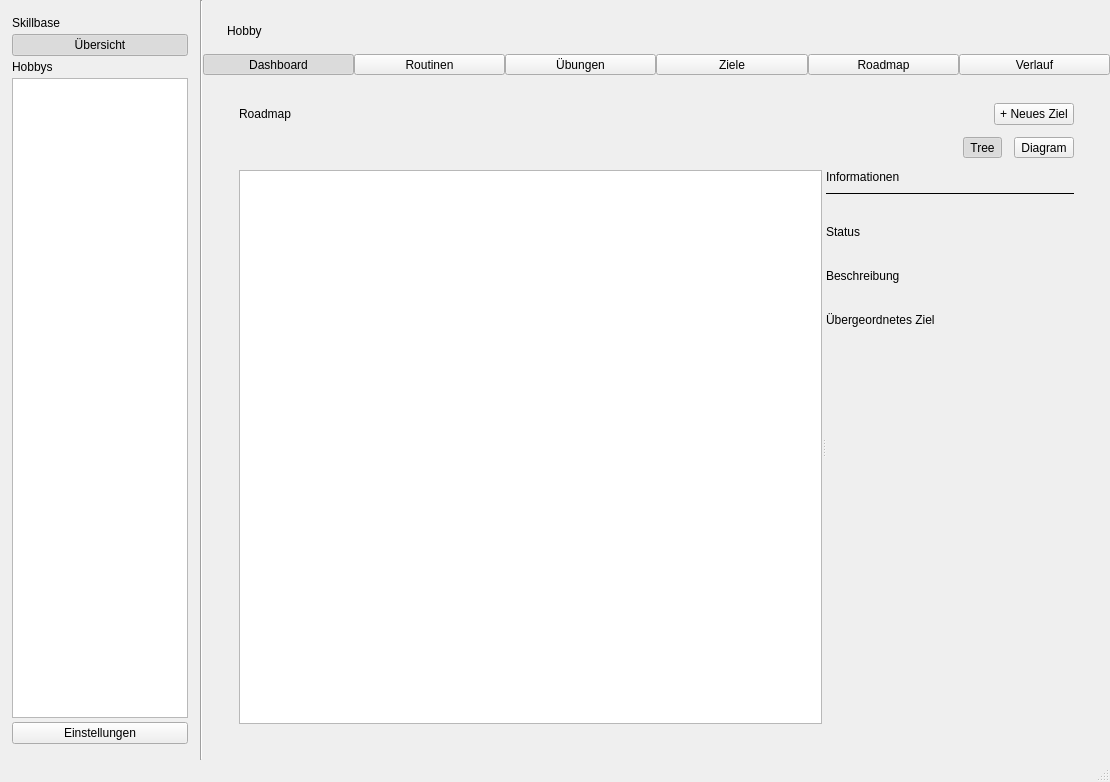
Qt form resources/mainwindow.ui (ItsDylan255/Skillbase) before a commit.
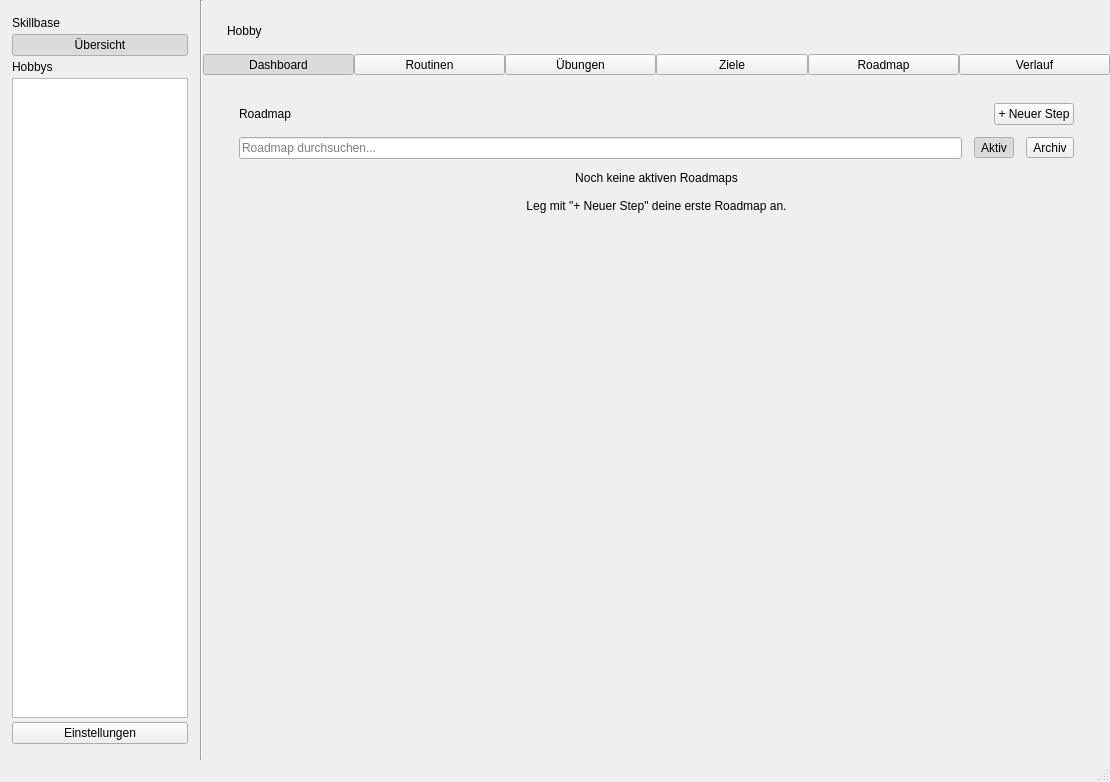
The same form after that commit. The open tabs and pages were chosen to show the change. Custom widgets are drawn as their Qt base class.

Commit message: wip: roadmap features

```diff
--- a/resources/mainwindow.ui
+++ b/resources/mainwindow.ui
@@ -903,7 +903,29 @@
                 </layout>
                </widget>
                <widget class="QWidget" name="roadmapPage">
-                <layout class="QVBoxLayout" name="roadmapPageLayout">
+                <layout class="QVBoxLayout" name="roadmapPageRootLayout">
+                 <property name="spacing">
+                  <number>0</number>
+                 </property>
+                 <property name="leftMargin">
+                  <number>0</number>
+                 </property>
+                 <property name="topMargin">
+                  <number>0</number>
+                 </property>
+                 <property name="rightMargin">
+                  <number>0</number>
+                 </property>
+                 <property name="bottomMargin">
+                  <number>0</number>
+                 </property>
+                 <item>
+                  <widget class="QStackedWidget" name="roadmapViewStack">
+                   <property name="currentIndex">
+                    <number>0</number>
+                   </property>
+                   <widget class="QWidget" name="roadmapOverviewPage">
+                    <layout class="QVBoxLayout" name="roadmapOverviewPageLayout">
                  <property name="spacing">
                   <number>12</number>
                  </property>
@@ -944,16 +966,231 @@
                    <item>
                     <widget class="QPushButton" name="addRoadmapGoalButton">
                      <property name="text">
-                      <string>+ Neues Ziel</string>
+                          <string>+ Neuer Step</string>
                      </property>
                     </widget>
                    </item>
                   </layout>
                  </item>
                  <item>
-                  <layout class="QHBoxLayout" name="roadmapViewToggleLayout">
+                      <layout class="QHBoxLayout" name="roadmapFilterLayout">
                    <item>
-                    <spacer name="roadmapViewToggleSpacer">
+                        <widget class="QLineEdit" name="roadmapSearchLineEdit">
+                         <property name="placeholderText">
+                          <string>Roadmap durchsuchen...</string>
+                         </property>
+                        </widget>
+                       </item>
+                       <item>
+                        <widget class="QToolButton" name="roadmapFilterActiveButton">
+                         <property name="text">
+                          <string>Aktiv</string>
+                         </property>
+                         <property name="checkable">
+                          <bool>true</bool>
+                         </property>
+                         <property name="checked">
+                          <bool>true</bool>
+                         </property>
+                         <property name="autoExclusive">
+                          <bool>true</bool>
+                         </property>
+                        </widget>
+                       </item>
+                       <item>
+                        <widget class="QToolButton" name="roadmapFilterArchiveButton">
+                         <property name="text">
+                          <string>Archiv</string>
+                         </property>
+                         <property name="checkable">
+                          <bool>true</bool>
+                         </property>
+                         <property name="autoExclusive">
+                          <bool>true</bool>
+                         </property>
+                        </widget>
+                       </item>
+                      </layout>
+                     </item>
+                     <item>
+                      <widget class="QStackedWidget" name="roadmapFilterStack">
+                       <property name="currentIndex">
+                        <number>0</number>
+                       </property>
+                       <widget class="QWidget" name="roadmapActivePage">
+                        <layout class="QVBoxLayout" name="roadmapActivePageLayout">
+                         <property name="spacing">
+                          <number>12</number>
+                         </property>
+                         <property name="leftMargin">
+                          <number>0</number>
+                         </property>
+                         <property name="topMargin">
+                          <number>0</number>
+                         </property>
+                         <property name="rightMargin">
+                          <number>0</number>
+                         </property>
+                         <property name="bottomMargin">
+                          <number>0</number>
+                         </property>
+                         <item>
+                          <widget class="QLabel" name="roadmapActiveEmptyLabel">
+                           <property name="text">
+                            <string>Noch keine aktiven Roadmaps
+
+Leg mit &quot;+ Neuer Step&quot; deine erste Roadmap an.</string>
+                           </property>
+                           <property name="alignment">
+                            <set>Qt::AlignmentFlag::AlignCenter</set>
+                           </property>
+                           <property name="wordWrap">
+                            <bool>true</bool>
+                           </property>
+                          </widget>
+                         </item>
+                         <item>
+                          <widget class="QScrollArea" name="roadmapActiveScrollArea">
+                           <property name="frameShape">
+                            <enum>QFrame::Shape::NoFrame</enum>
+                           </property>
+                           <property name="widgetResizable">
+                            <bool>true</bool>
+                           </property>
+                           <widget class="QWidget" name="roadmapActiveCardsWidget">
+                            <property name="geometry">
+                             <rect>
+                              <x>0</x>
+                              <y>0</y>
+                              <width>62</width>
+                              <height>16</height>
+                             </rect>
+                            </property>
+                            <layout class="QGridLayout" name="roadmapActiveCardsLayout">
+                             <property name="leftMargin">
+                              <number>0</number>
+                             </property>
+                             <property name="topMargin">
+                              <number>0</number>
+                             </property>
+                             <property name="rightMargin">
+                              <number>0</number>
+                             </property>
+                             <property name="bottomMargin">
+                              <number>0</number>
+                             </property>
+                             <property name="spacing">
+                              <number>12</number>
+                             </property>
+                            </layout>
+                           </widget>
+                          </widget>
+                         </item>
+                        </layout>
+                       </widget>
+                       <widget class="QWidget" name="roadmapArchivePage">
+                        <layout class="QVBoxLayout" name="roadmapArchivePageLayout">
+                         <property name="spacing">
+                          <number>12</number>
+                         </property>
+                         <property name="leftMargin">
+                          <number>0</number>
+                         </property>
+                         <property name="topMargin">
+                          <number>0</number>
+                         </property>
+                         <property name="rightMargin">
+                          <number>0</number>
+                         </property>
+                         <property name="bottomMargin">
+                          <number>0</number>
+                         </property>
+                         <item>
+                          <widget class="QLabel" name="roadmapArchiveEmptyLabel">
+                           <property name="text">
+                            <string>Noch keine abgeschlossenen Roadmaps
+
+Sobald du alle Steps einer Roadmap erledigt hast, landet sie hier im Archiv.</string>
+                           </property>
+                           <property name="alignment">
+                            <set>Qt::AlignmentFlag::AlignCenter</set>
+                           </property>
+                           <property name="wordWrap">
+                            <bool>true</bool>
+                           </property>
+                          </widget>
+                         </item>
+                         <item>
+                          <widget class="QScrollArea" name="roadmapArchiveScrollArea">
+                           <property name="frameShape">
+                            <enum>QFrame::Shape::NoFrame</enum>
+                           </property>
+                           <property name="widgetResizable">
+                            <bool>true</bool>
+                           </property>
+                           <widget class="QWidget" name="roadmapArchiveCardsWidget">
+                            <property name="geometry">
+                             <rect>
+                              <x>0</x>
+                              <y>0</y>
+                              <width>62</width>
+                              <height>16</height>
+                             </rect>
+                            </property>
+                            <layout class="QGridLayout" name="roadmapArchiveCardsLayout">
+                             <property name="leftMargin">
+                              <number>0</number>
+                             </property>
+                             <property name="topMargin">
+                              <number>0</number>
+                             </property>
+                             <property name="rightMargin">
+                              <number>0</number>
+                             </property>
+                             <property name="bottomMargin">
+                              <number>0</number>
+                             </property>
+                             <property name="spacing">
+                              <number>12</number>
+                             </property>
+                            </layout>
+                           </widget>
+                          </widget>
+                         </item>
+                        </layout>
+                       </widget>
+                      </widget>
+                     </item>
+                    </layout>
+                   </widget>
+                   <widget class="QWidget" name="roadmapDetailPage">
+                    <layout class="QVBoxLayout" name="roadmapDetailPageLayout">
+                     <property name="spacing">
+                      <number>12</number>
+                     </property>
+                     <property name="leftMargin">
+                      <number>12</number>
+                     </property>
+                     <property name="topMargin">
+                      <number>12</number>
+                     </property>
+                     <property name="rightMargin">
+                      <number>12</number>
+                     </property>
+                     <property name="bottomMargin">
+                      <number>12</number>
+                     </property>
+                     <item>
+                      <layout class="QHBoxLayout" name="roadmapDetailHeaderLayout">
+                       <item>
+                        <widget class="QPushButton" name="roadmapDetailBackButton">
+                         <property name="text">
+                          <string>← Zurück</string>
+                         </property>
+                        </widget>
+                       </item>
+                       <item>
+                        <spacer name="roadmapDetailHeaderSpacer">
                      <property name="orientation">
                       <enum>Qt::Orientation::Horizontal</enum>
                      </property>
@@ -973,22 +1210,6 @@
                      <property name="checkable">
                       <bool>true</bool>
                      </property>
-                     <property name="checked">
-                      <bool>true</bool>
-                     </property>
-                     <property name="autoExclusive">
-                      <bool>true</bool>
-                     </property>
-                    </widget>
-                   </item>
-                   <item>
-                    <widget class="QToolButton" name="roadmapDiagramViewButton">
-                     <property name="text">
-                      <string>Diagram</string>
-                     </property>
-                     <property name="checkable">
-                      <bool>true</bool>
-                     </property>
                      <property name="autoExclusive">
                       <bool>true</bool>
                      </property>
@@ -997,19 +1218,15 @@
                   </layout>
                  </item>
                  <item>
-                  <widget class="QSplitter" name="roadmapSplitter">
-                   <property name="orientation">
-                    <enum>Qt::Orientation::Horizontal</enum>
-                   </property>
-                   <property name="childrenCollapsible">
-                    <bool>false</bool>
-                   </property>
-                   <widget class="QStackedWidget" name="roadmapViewStack">
+                      <widget class="QStackedWidget" name="roadmapDetailViewStack">
                     <property name="currentIndex">
                      <number>0</number>
                     </property>
-                    <widget class="QWidget" name="roadmapTreePage">
-                     <layout class="QVBoxLayout" name="roadmapTreePageLayout">
+                       <widget class="QWidget" name="roadmapHierarchyPage">
+                        <layout class="QVBoxLayout" name="roadmapHierarchyPageLayout">
+                         <property name="spacing">
+                          <number>0</number>
+                         </property>
                       <property name="leftMargin">
                        <number>0</number>
                       </property>
@@ -1023,24 +1240,21 @@
                        <number>0</number>
                       </property>
                       <item>
-                       <widget class="QTreeWidget" name="roadmapTreeWidget">
-                        <property name="contextMenuPolicy">
-                         <enum>Qt::ContextMenuPolicy::CustomContextMenu</enum>
-                        </property>
+                          <widget class="RoadmapTreeWidget" name="roadmapTreeWidget">
                         <property name="headerHidden">
                          <bool>true</bool>
                         </property>
                         <column>
                          <property name="text">
-                          <string>Ziel</string>
+                             <string>Step</string>
                          </property>
                         </column>
                        </widget>
                       </item>
                      </layout>
                     </widget>
-                    <widget class="QWidget" name="roadmapDiagramPage">
-                     <layout class="QVBoxLayout" name="roadmapDiagramPageLayout">
+                       <widget class="QWidget" name="roadmapTreePage">
+                        <layout class="QVBoxLayout" name="roadmapTreePageLayout">
                       <property name="leftMargin">
                        <number>0</number>
                       </property>
@@ -1054,117 +1268,19 @@
                        <number>0</number>
                       </property>
                       <item>
-                       <widget class="QWidget" name="roadmapDiagramWidget" native="true">
-                        <property name="toolTip">
-                         <string>Hierarchie-Diagramm – wird per C++ gezeichnet</string>
-                        </property>
-                       </widget>
-                      </item>
-                     </layout>
-                    </widget>
-                   </widget>
-                   <widget class="QWidget" name="roadmapInfoPanel" native="true">
-                    <property name="minimumSize">
-                     <size>
-                      <width>200</width>
-                      <height>0</height>
-                     </size>
-                    </property>
-                    <property name="maximumSize">
-                     <size>
-                      <width>260</width>
-                      <height>16777215</height>
-                     </size>
-                    </property>
-                    <layout class="QVBoxLayout" name="roadmapInfoLayout">
-                     <property name="spacing">
-                      <number>8</number>
-                     </property>
-                     <item>
-                      <widget class="QLabel" name="roadmapInfoTitle">
+                          <widget class="QLabel" name="roadmapTreePlaceholderLabel">
                        <property name="text">
-                        <string>Informationen</string>
-                       </property>
-                      </widget>
-                     </item>
-                     <item>
-                      <widget class="QFrame" name="roadmapInfoSeparator">
-                       <property name="frameShape">
-                        <enum>QFrame::Shape::HLine</enum>
-                       </property>
-                      </widget>
-                     </item>
-                     <item>
-                      <widget class="QLabel" name="roadmapInfoNameLabel">
-                       <property name="text">
-                        <string/>
-                       </property>
-                       <property name="wordWrap">
-                        <bool>true</bool>
-                       </property>
-                      </widget>
-                     </item>
-                     <item>
-                      <widget class="QLabel" name="roadmapInfoStatusHeader">
-                       <property name="text">
-                        <string>Status</string>
-                       </property>
-                      </widget>
-                     </item>
-                     <item>
-                      <widget class="QLabel" name="roadmapInfoStatusLabel">
-                       <property name="text">
-                        <string/>
-                       </property>
-                      </widget>
-                     </item>
-                     <item>
-                      <widget class="QLabel" name="roadmapInfoDescriptionHeader">
-                       <property name="text">
-                        <string>Beschreibung</string>
-                       </property>
-                      </widget>
-                     </item>
-                     <item>
-                      <widget class="QLabel" name="roadmapInfoDescriptionLabel">
-                       <property name="text">
-                        <string/>
+                            <string>Diagramm-Ansicht folgt in Kürze.</string>
                        </property>
                        <property name="alignment">
-                        <set>Qt::AlignmentFlag::AlignLeading|Qt::AlignmentFlag::AlignLeft|Qt::AlignmentFlag::AlignTop</set>
-                       </property>
-                       <property name="wordWrap">
-                        <bool>true</bool>
-                       </property>
-                      </widget>
-                     </item>
-                     <item>
-                      <widget class="QLabel" name="roadmapInfoParentHeader">
-                       <property name="text">
-                        <string>Übergeordnetes Ziel</string>
-                       </property>
-                      </widget>
-                     </item>
-                     <item>
-                      <widget class="QLabel" name="roadmapInfoParentLabel">
-                       <property name="text">
-                        <string/>
-                       </property>
+                            <set>Qt::AlignmentFlag::AlignCenter</set>
+                           </property>
+                          </widget>
+                         </item>
+                        </layout>
+                       </widget>
                       </widget>
                      </item>
-                     <item>
-                      <spacer name="roadmapInfoSpacer">
-                       <property name="orientation">
-                        <enum>Qt::Orientation::Vertical</enum>
-                       </property>
-                       <property name="sizeHint" stdset="0">
-                        <size>
-                         <width>0</width>
-                         <height>0</height>
-                        </size>
-                       </property>
-                      </spacer>
-                     </item>
                     </layout>
                    </widget>
                   </widget>
@@ -3634,6 +3750,11 @@
    <header location="global">exerciseprogresschartwidget.h</header>
    <container>1</container>
   </customwidget>
+  <customwidget>
+   <class>RoadmapTreeWidget</class>
+   <extends>QTreeWidget</extends>
+   <header location="global">roadmaptreewidget.h</header>
+  </customwidget>
  </customwidgets>
  <resources/>
  <connections/>
```
Left out of the diff: 39 changed lines with no effect on the pictures. Lines whose indentation alone changed are shown as unchanged. The commit also changes 18 other files.
